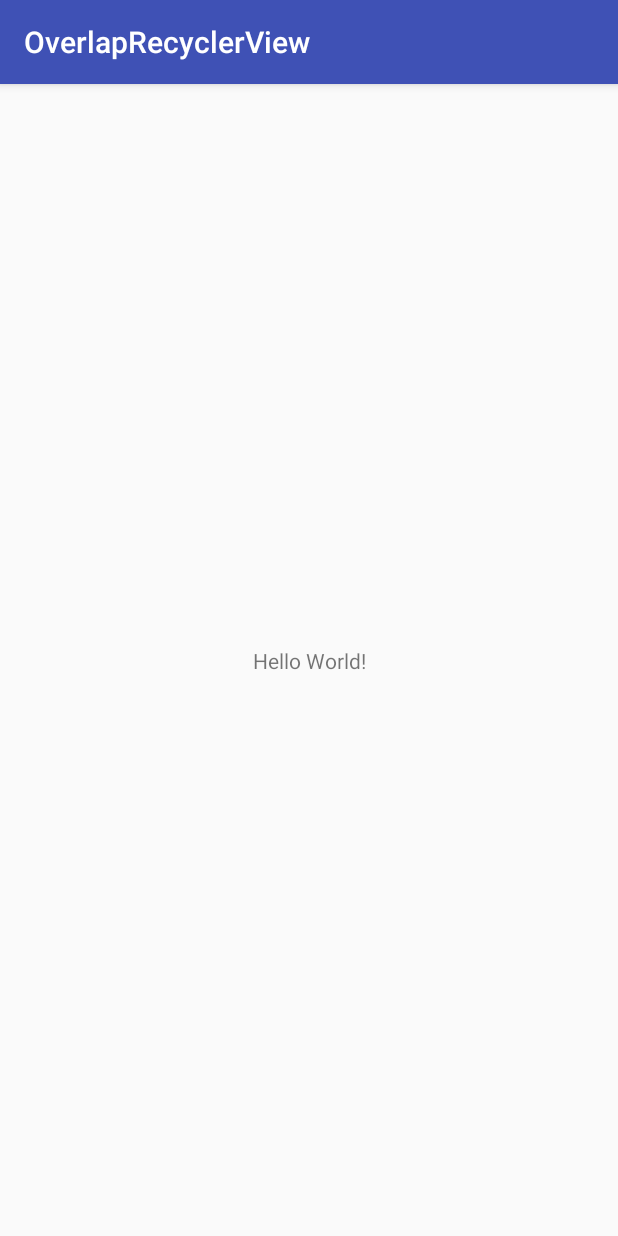
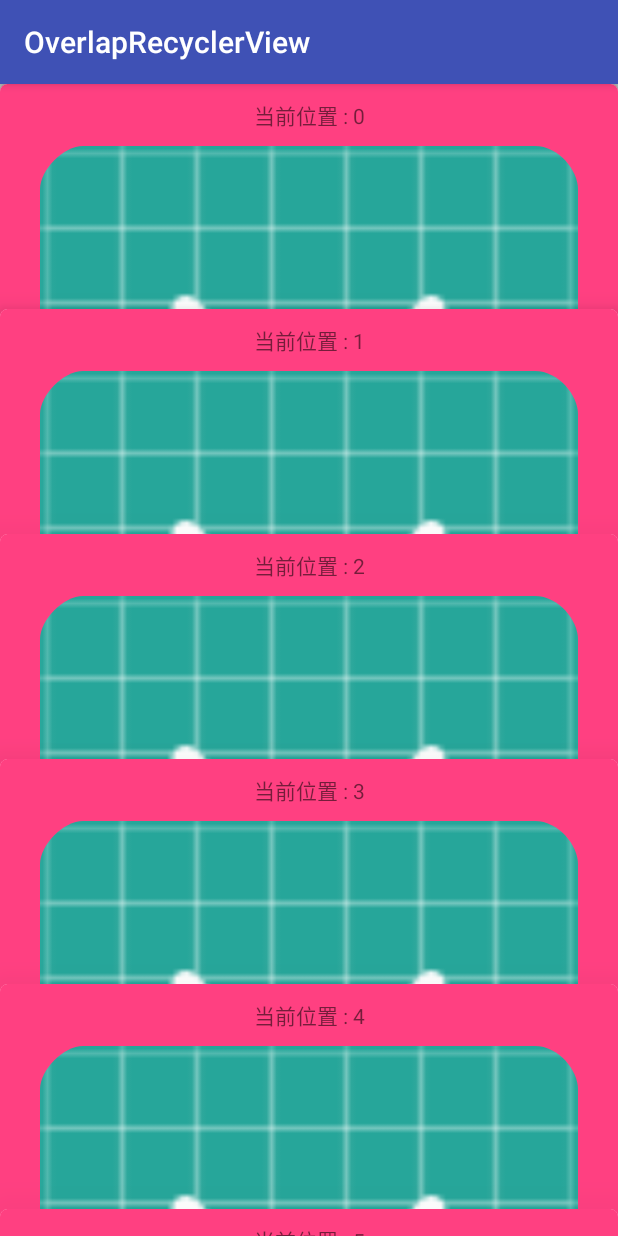
Before and after one commit to 910442999/OverlapRecyclerView, an Android app: the screen it shows after launch (MainActivity), on a phone screen of 412 x 824 dp. Run offline under Robolectric (Android 15) with nearby library versions, the phone set to English and light mode, and no system bars.

Commit message:
增加重叠列表

```diff
--- a/app/build.gradle
+++ b/app/build.gradle
@@ -25,4 +25,6 @@ dependencies {
     testImplementation 'junit:junit:4.12'
     androidTestImplementation 'com.android.support.test:runner:1.0.2'
     androidTestImplementation 'com.android.support.test.espresso:espresso-core:3.0.2'
+    implementation 'com.android.support:recyclerview-v7:26.1.0'
+    implementation 'com.android.support:cardview-v7:26.1.0'
 }
--- a/app/src/main/java/com/yc/overlaprecyclerview/MainActivity.java
+++ b/app/src/main/java/com/yc/overlaprecyclerview/MainActivity.java
@@ -1,7 +1,10 @@
 package com.yc.overlaprecyclerview;
 
+import android.os.Bundle;
 import android.support.v7.app.AppCompatActivity;
-import android.os.Bundle;
+import android.support.v7.widget.RecyclerView;
+
+import com.yc.overlaprecyclerview.adapter.OverlapAdapter;
 
 public class MainActivity extends AppCompatActivity {
 
@@ -9,5 +12,11 @@ public class MainActivity extends AppCompatActivity {
     protected void onCreate(Bundle savedInstanceState) {
         super.onCreate(savedInstanceState);
         setContentView(R.layout.activity_main);
+        initView();
+    }
+
+    private void initView() {
+        RecyclerView recyclerView = findViewById(R.id.rv);
+        recyclerView.setAdapter(new OverlapAdapter(this));
     }
 }
--- /dev/null
+++ b/app/src/main/java/com/yc/overlaprecyclerview/adapter/OverlapAdapter.java
@@ -0,0 +1,51 @@
+package com.yc.overlaprecyclerview.adapter;
+
+import android.content.Context;
+import android.support.v7.widget.RecyclerView;
+import android.view.LayoutInflater;
+import android.view.View;
+import android.view.ViewGroup;
+import android.widget.TextView;
+import android.widget.Toast;
+
+import com.yc.overlaprecyclerview.R;
+
+public class OverlapAdapter extends RecyclerView.Adapter<OverlapAdapter.ViewHolder> {
+    private Context mContext;
+
+    public OverlapAdapter(Context context) {
+        mContext = context;
+    }
+
+    @Override
+    public ViewHolder onCreateViewHolder(ViewGroup parent, int viewType) {
+        View view = LayoutInflater.from(mContext).inflate(R.layout.item_main, parent, false);
+        return new OverlapAdapter.ViewHolder(view);
+    }
+
+    @Override
+    public void onBindViewHolder(OverlapAdapter.ViewHolder holder, final int position) {
+        holder.textView.setText("当前位置 : " + position);
+        holder.textView.setOnClickListener(new View.OnClickListener() {
+            @Override
+            public void onClick(View v) {
+                Toast.makeText(mContext, "当前位置 : " + position, Toast.LENGTH_SHORT).show();
+            }
+        });
+    }
+
+    @Override
+    public int getItemCount() {
+        return 10;
+    }
+
+    static class ViewHolder extends RecyclerView.ViewHolder {
+        TextView textView;
+
+        ViewHolder(View itemView) {
+            super(itemView);
+            textView = itemView.findViewById(R.id.tv_text);
+        }
+
+    }
+}
--- /dev/null
+++ b/app/src/main/java/com/yc/overlaprecyclerview/view/OverlapRecyclerView.java
@@ -0,0 +1,92 @@
+package com.yc.overlaprecyclerview.view;
+
+import android.content.Context;
+import android.graphics.Rect;
+import android.support.annotation.Nullable;
+import android.support.v7.widget.CardView;
+import android.support.v7.widget.LinearLayoutManager;
+import android.support.v7.widget.RecyclerView;
+import android.util.AttributeSet;
+import android.view.View;
+
+/**
+ * 带视差重叠效果的列表控件
+ */
+
+public class OverlapRecyclerView extends RecyclerView {
+
+    public OverlapRecyclerView(Context context) {
+        this(context, null);
+    }
+
+    public OverlapRecyclerView(final Context context, @Nullable AttributeSet attrs) {
+        super(context, attrs);
+
+        if (isInEditMode()) {
+            return;
+        }
+
+        setLayoutManager(new LinearLayoutManager(context));
+
+        addItemDecoration(new ItemDecoration() {
+            @Override
+            public void getItemOffsets(Rect outRect, View view, RecyclerView parent, State state) {
+                super.getItemOffsets(outRect, view, parent, state);
+                //获取当前项的下标
+                final int currentPosition = parent.getChildLayoutPosition(view);
+                //获取最后一项的下标
+                final int lastPosition = state.getItemCount() - 1;
+                if (currentPosition != lastPosition) {
+                    //重叠的的位置距离条目底部的距离
+                    outRect.bottom = -dp2px(context, 250);
+                }
+            }
+        });
+
+        addOnScrollListener(new OnScrollListener() {
+            @Override
+            public void onScrollStateChanged(RecyclerView recyclerView, int newState) {
+                super.onScrollStateChanged(recyclerView, newState);
+            }
+
+            @Override
+            public void onScrolled(RecyclerView recyclerView, int dx, int dy) {
+                super.onScrolled(recyclerView, dx, dy);
+                LinearLayoutManager layoutManager = (LinearLayoutManager) recyclerView.getLayoutManager();
+                int firstPosition = layoutManager.findFirstVisibleItemPosition();
+                int lastPosition = layoutManager.findLastVisibleItemPosition();
+                int visibleCount = lastPosition - firstPosition;
+                //重置控件的位置及高度
+                int elevation = 1;
+                for (int i = firstPosition - 1; i <= (firstPosition + visibleCount) + 1; i++) {
+                    View view = layoutManager.findViewByPosition(i);
+                    if (view != null) {
+                        if (view instanceof CardView) {
+                            ((CardView) view).setCardElevation(dp2px(context, elevation));
+                            elevation += 10;
+                        }
+                        float translationY = view.getTranslationY();
+                        if (i > firstPosition && translationY != 0) {
+                            view.setTranslationY(0);
+                        }
+                    }
+                }
+
+                View firstView = layoutManager.findViewByPosition(firstPosition);
+                if (firstView != null) {
+                    float firstViewTop = firstView.getTop();
+                    //第一个条目从中间折叠的效果
+                    //firstView.setTranslationY(-firstViewTop / 2.0f);
+                    //第一个条目不动的效果
+                    firstView.setTranslationY(-firstViewTop);
+                }
+            }
+        });
+    }
+
+    private int dp2px(Context context, float dipValue) {
+        final float scale = context.getResources().getDisplayMetrics().density;
+        return (int) (dipValue * scale + 0.5f);
+    }
+
+}
--- a/app/src/main/res/layout/activity_main.xml
+++ b/app/src/main/res/layout/activity_main.xml
@@ -1,18 +1,13 @@
 <?xml version="1.0" encoding="utf-8"?>
-<android.support.constraint.ConstraintLayout xmlns:android="http://schemas.android.com/apk/res/android"
-    xmlns:app="http://schemas.android.com/apk/res-auto"
-    xmlns:tools="http://schemas.android.com/tools"
+<RelativeLayout xmlns:android="http://schemas.android.com/apk/res/android"
+    android:id="@+id/activity_main"
     android:layout_width="match_parent"
     android:layout_height="match_parent"
-    tools:context=".MainActivity">
+    android:background="#bbbbbb">
 
-    <TextView
-        android:layout_width="wrap_content"
-        android:layout_height="wrap_content"
-        android:text="Hello World!"
-        app:layout_constraintBottom_toBottomOf="parent"
-        app:layout_constraintLeft_toLeftOf="parent"
-        app:layout_constraintRight_toRightOf="parent"
-        app:layout_constraintTop_toTopOf="parent" />
+    <com.yc.overlaprecyclerview.view.OverlapRecyclerView
+        android:id="@+id/rv"
+        android:layout_width="match_parent"
+        android:layout_height="match_parent" />
 
-</android.support.constraint.ConstraintLayout>
+</RelativeLayout>
--- /dev/null
+++ b/app/src/main/res/layout/item_main.xml
@@ -0,0 +1,35 @@
+<?xml version="1.0" encoding="utf-8"?>
+<android.support.v7.widget.CardView xmlns:android="http://schemas.android.com/apk/res/android"
+    xmlns:app="http://schemas.android.com/apk/res-auto"
+    xmlns:tools="http://schemas.android.com/tools"
+    android:id="@+id/cv"
+    android:layout_width="match_parent"
+    android:layout_height="400dp"
+    android:gravity="center"
+    android:orientation="vertical"
+    app:cardCornerRadius="5dp">
+
+    <LinearLayout
+        android:layout_width="match_parent"
+        android:layout_height="match_parent"
+        android:background="@color/colorAccent"
+        android:orientation="vertical">
+
+        <TextView
+            android:id="@+id/tv_text"
+            android:layout_width="match_parent"
+            android:layout_height="wrap_content"
+            android:gravity="center"
+            android:padding="10dp"
+            android:text="位置" />
+
+        <ImageView
+            android:layout_width="match_parent"
+            android:layout_height="match_parent"
+            android:scaleType="fitCenter"
+            android:src="@mipmap/ic_launcher"
+            tools:ignore="ContentDescription" />
+
+    </LinearLayout>
+
+</android.support.v7.widget.CardView>
```
